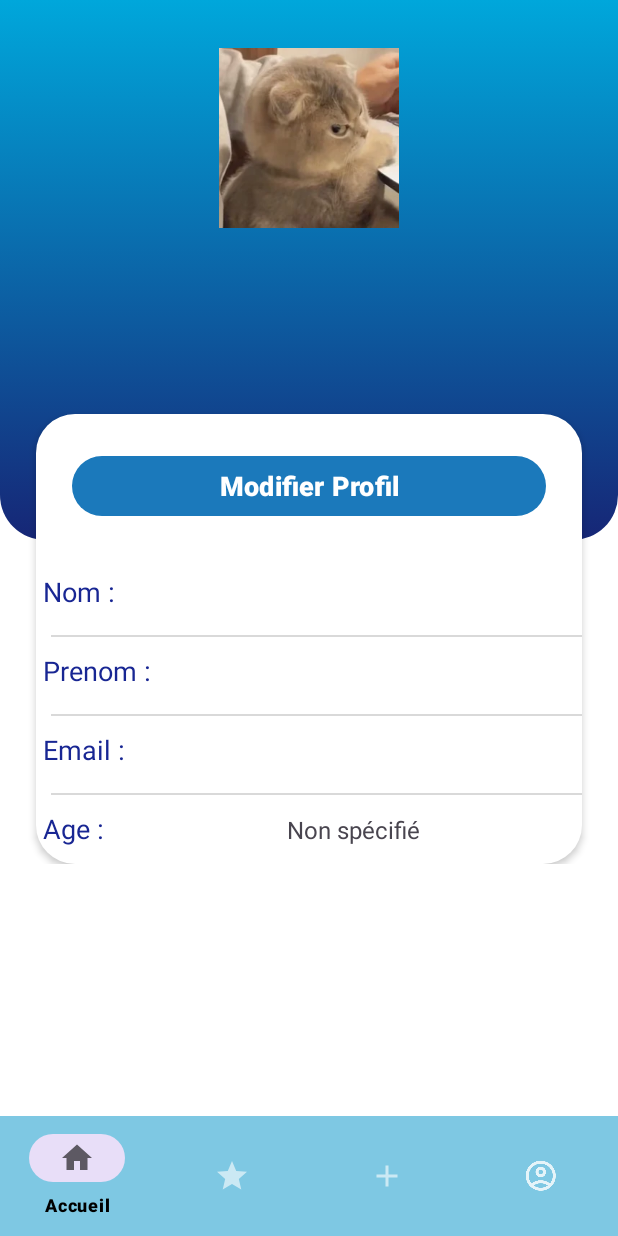
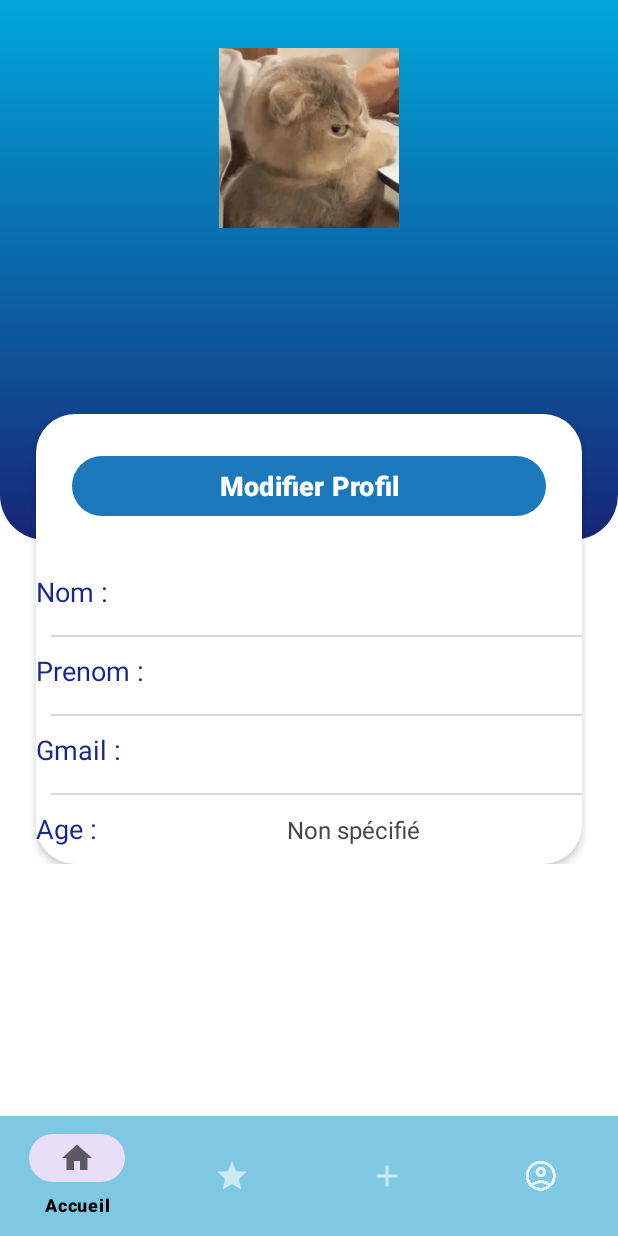
Before and after one commit to Nah-I-d-win/only-friends, an Android app: the ProfileActivity screen opened directly, with no data from a screen before it, on a phone screen of 412 x 824 dp. Run offline under Robolectric (Android 15) with nearby library versions, the phone set to English and light mode, and no system bars; our stand-ins replace Firebase (no records; nobody signed in at launch, a user with empty details on screens opened directly).

Commit message:
clean code

```diff
--- a/app/src/main/java/com/example/only_friends/view/ProfileActivity.kt
+++ b/app/src/main/java/com/example/only_friends/view/ProfileActivity.kt
@@ -14,7 +14,6 @@ class ProfileActivity : BaseActivity() {
     private lateinit var auth: FirebaseAuth
     private lateinit var db: FirebaseFirestore
 
-    // Définissez les références aux TextViews
     private lateinit var nameView: TextView
     private lateinit var lastNameView: TextView
     private lateinit var emailView: TextView
@@ -29,11 +28,10 @@ class ProfileActivity : BaseActivity() {
         auth = FirebaseAuth.getInstance()
         db = FirebaseFirestore.getInstance()
 
-        // Initialisation des TextViews
         emailView = findViewById(R.id.top_email)
         nameView = findViewById(R.id.ShowNameView)
         lastNameView = findViewById(R.id.showLastnameView)
-        topEmailView = findViewById(R.id.top_email) // Initialisation de topEmailView
+        topEmailView = findViewById(R.id.top_email)
         emailView = findViewById(R.id.showMailView)
         ageView = findViewById(R.id.oldMailView)
         topNameView = findViewById(R.id.top_name)
@@ -50,27 +48,21 @@ class ProfileActivity : BaseActivity() {
     private fun loadUserProfile() {
         val currentUser = auth.currentUser
         currentUser?.let {
-            // Récupération de l'adresse e-mail de l'utilisateur actuel
             val email = it.email
 
-            // Affichage de l'adresse e-mail dans les TextViews top_email et showMailView
             topEmailView.text = email ?: "E-mail non disponible"
-            emailView.text = email ?: "E-mail non disponible" // Assurez-vous que emailView est bien la référence à showMailView
+            emailView.text = email ?: "E-mail non disponible"
 
-            // Récupération et affichage des autres informations depuis Firestore
             val userId = it.uid
             db.collection("users").document(userId).get().addOnSuccessListener { document ->
                 if (document != null) {
                     nameView.text = document.getString("name")
                     topNameView.text = document.getString("name")
                     lastNameView.text = document.getString("lastName")
-                    // L'e-mail est déjà défini ci-dessus, pas besoin de le redéfinir ici pour showMailView
                     ageView.text = document.getLong("age")?.toString() ?: "Non spécifié"
                 } else {
-                    // Gérez le cas où les détails de l'utilisateur ne sont pas trouvés dans Firestore
                 }
             }.addOnFailureListener { exception ->
-                // Gestion des erreurs
             }
         }
     }
--- a/app/src/main/res/layout/activity_profil.xml
+++ b/app/src/main/res/layout/activity_profil.xml
@@ -52,7 +52,7 @@
                     android:layout_width="wrap_content"
                     android:layout_height="wrap_content"
                     android:layout_marginTop="12dp"
-                    android:text="TextView"
+                    android:text="@string/info_user"
                     android:textColor="@color/white"
                     android:textSize="20sp"
                     android:textStyle="bold"
@@ -65,7 +65,7 @@
                     android:id="@+id/top_name"
                     android:layout_width="wrap_content"
                     android:layout_height="wrap_content"
-                    android:text="TextView"
+                    android:text="@string/info_user"
                     android:textColor="@color/white"
                     android:textSize="18sp"
                     app:layout_constraintEnd_toEndOf="@+id/top_email"
@@ -90,7 +90,7 @@
                         android:layout_width="match_parent"
                         android:layout_height="wrap_content"
                         android:layout_margin="24dp"
-                        android:text="Modifier Profil"
+                        android:text="@string/edit_profile"
                         android:textColor="@color/white"
                         android:textSize="18sp"
                         android:textStyle="bold"
@@ -107,8 +107,8 @@
                             android:layout_height="45dp"
                             android:layout_weight="1"
                             android:gravity="center_vertical"
-                            android:text=" Nom :"
-                            android:textColor="#182693"
+                            android:text="@string/info_user_name"
+                            android:textColor="@color/profile_text"
                             android:textSize="18sp" />
 
                         <TextView
@@ -117,18 +117,18 @@
                             android:layout_height="45dp"
                             android:layout_weight="1"
                             android:gravity="center_vertical"
-                            android:text="TextView"
+                            android:text="@string/info_user"
                             android:textSize="16sp" />
 
                     </LinearLayout>
 
                     <View
-                        android:id="@+id/view"
+                        android:id="@+id/separatorTop"
                         android:layout_width="match_parent"
                         android:layout_height="1dp"
                         android:layout_marginStart="10dp"
                         android:layout_marginTop="6dp"
-                        android:background="#D9D9D9"
+                        android:background="@color/profile_view"
                         tools:layout_marginEnd="10dp" />
 
                     <LinearLayout
@@ -142,8 +142,8 @@
                             android:layout_height="45dp"
                             android:layout_weight="1"
                             android:gravity="center_vertical"
-                            android:text=" Prenom :"
-                            android:textColor="#182693"
+                            android:text="@string/info_user_lastname"
+                            android:textColor="@color/profile_text"
                             android:textSize="18sp" />
 
                         <TextView
@@ -152,18 +152,18 @@
                             android:layout_height="45dp"
                             android:layout_weight="1"
                             android:gravity="center_vertical"
-                            android:text="TextView"
+                            android:text="@string/info_user"
                             android:textSize="16sp" />
 
                     </LinearLayout>
 
                     <View
-                        android:id="@+id/view1"
+                        android:id="@+id/separatorMiddle"
                         android:layout_width="match_parent"
                         android:layout_height="1dp"
                         android:layout_marginStart="10dp"
                         android:layout_marginTop="6dp"
-                        android:background="#D9D9D9"
+                        android:background="@color/profile_view"
                         tools:layout_marginEnd="10dp" />
 
                     <LinearLayout
@@ -177,8 +177,8 @@
                             android:layout_height="45dp"
                             android:layout_weight="1"
                             android:gravity="center_vertical"
-                            android:text=" Email :"
-                            android:textColor="#182693"
+                            android:text="@string/info_user_email"
+                            android:textColor="@color/profile_text"
                             android:textSize="18sp" />
 
                         <TextView
@@ -187,18 +187,18 @@
                             android:layout_height="45dp"
                             android:layout_weight="1"
                             android:gravity="center_vertical"
-                            android:text="TextView"
+                            android:text="@string/info_user"
                             android:textSize="16sp" />
 
                     </LinearLayout>
 
                     <View
-                        android:id="@+id/view2"
+                        android:id="@+id/separatorBottom"
                         android:layout_width="match_parent"
                         android:layout_height="1dp"
                         android:layout_marginStart="10dp"
                         android:layout_marginTop="6dp"
-                        android:background="#D9D9D9"
+                        android:background="@color/profile_view"
                         tools:layout_marginEnd="10dp" />
 
                     <LinearLayout
@@ -212,8 +212,8 @@
                             android:layout_height="45dp"
                             android:layout_weight="1"
                             android:gravity="center_vertical"
-                            android:text=" Age :"
-                            android:textColor="#182693"
+                            android:text="@string/info_user_age"
+                            android:textColor="@color/profile_text"
                             android:textSize="18sp" />
 
                         <TextView
@@ -222,7 +222,7 @@
                             android:layout_height="45dp"
                             android:layout_weight="1"
                             android:gravity="center_vertical"
-                            android:text="TextView"
+                            android:text="@string/info_user"
                             android:textSize="16sp" />
                     </LinearLayout>
 
--- a/app/src/main/res/values/colors.xml
+++ b/app/src/main/res/values/colors.xml
@@ -33,5 +33,9 @@
 
     <color name="button_background_color">#1B79BB</color>
 
+    <color name="profile_view">#D9D9D9</color>
+    <color name="profile_text">#182693</color>
+
+
 
 </resources>
--- a/app/src/main/res/values/strings.xml
+++ b/app/src/main/res/values/strings.xml
@@ -27,5 +27,17 @@
     <string name="add_gift_page_save_button">CONFIRMER</string>
     <string name="collection_page_title">Ma collection</string>
     <string name="add_gift_page_title">Ajout d\'un cadeau</string>
+
+
+    <!-- Profile page -->
     <string name="profile_page_title">Profil</string>
+    <string name="info_user">text view</string>
+    <string name="info_user_name">Nom : </string>
+    <string name="info_user_lastname">Prenom : </string>
+    <string name="info_user_age">Age : </string>
+    <string name="info_user_email">Gmail : </string>
+    <string name="edit_profile">Modifier Profil</string>
+
+
+
 </resources>
```
